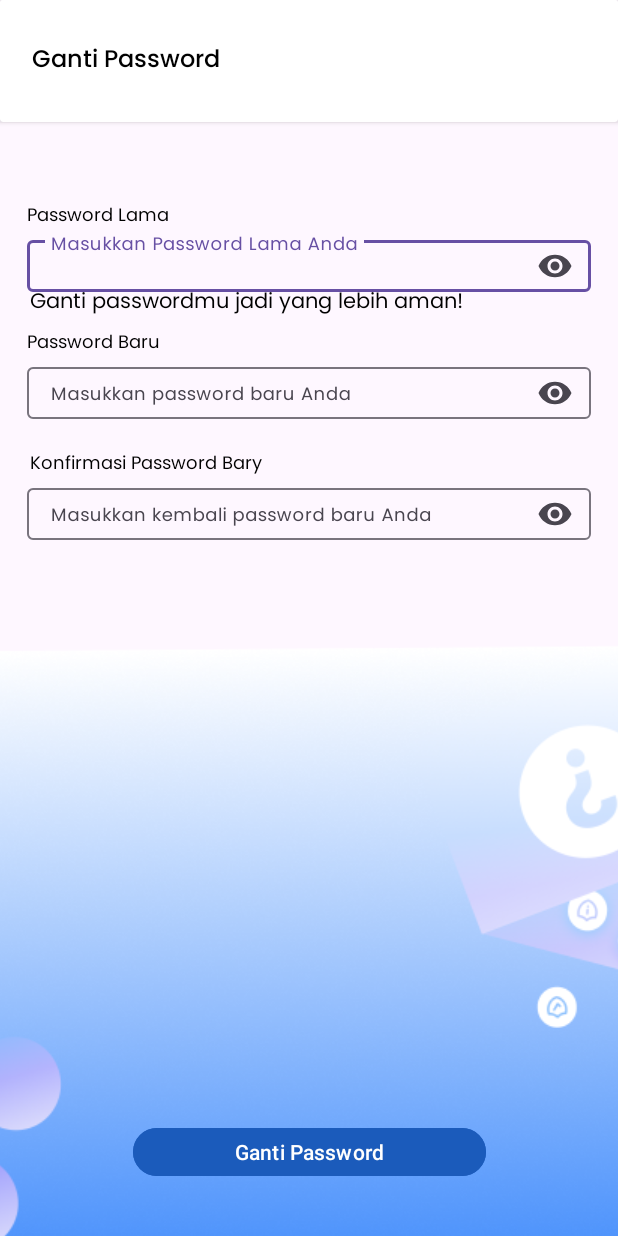
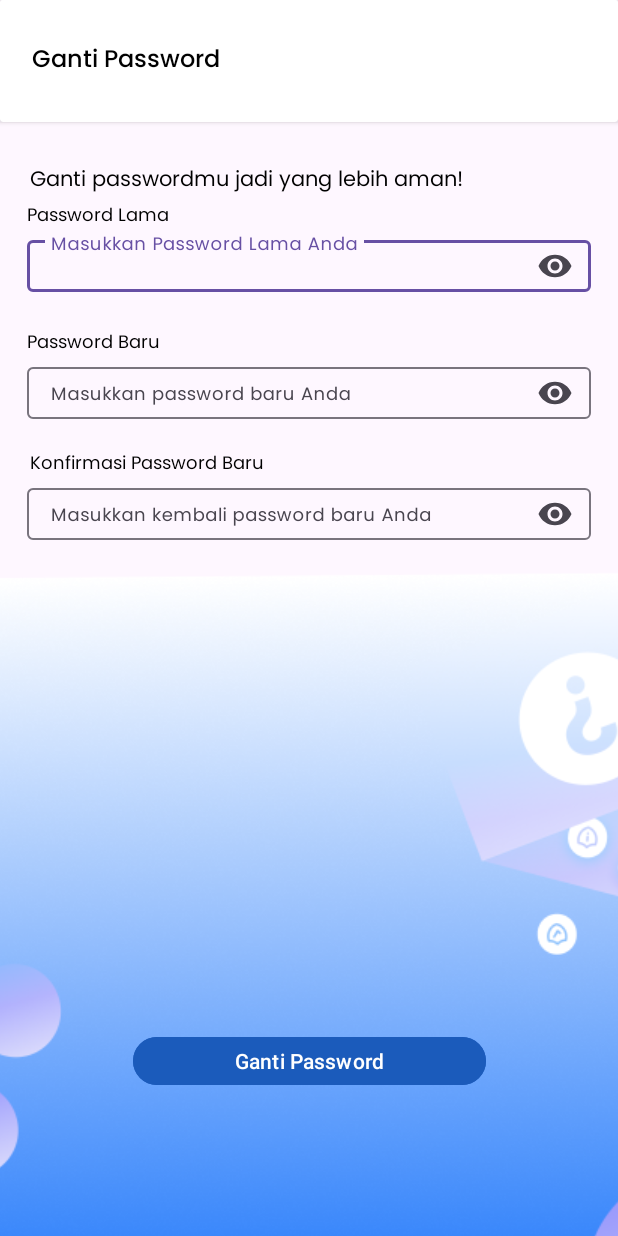
Before and after one commit to Bangkit-Team-C241-PS499/fraud-guard-mobile, an Android app: the ChangePasswordActivity screen opened directly, with no data from a screen before it, on a phone screen of 412 x 824 dp. Run offline under Robolectric (Android 15) with nearby library versions, the phone set to English and light mode, and no system bars.

Commit message:
fix: fix xml error on profile page, register page, change password, and edit profile || fix error on main activity because of action bar

```diff
--- a/app/src/main/AndroidManifest.xml
+++ b/app/src/main/AndroidManifest.xml
@@ -34,9 +34,6 @@
             android:name=".ui.login.LoginActivity"
             android:exported="false" />
         <activity
-            android:name=".ui.welcome.WelcomeActivty"
-            android:exported="false" />
-        <activity
             android:name=".ui.splashScreen.SplashActivity"
             android:exported="false"
             android:theme="@style/Theme.Fraudguard" />
--- a/app/src/main/res/layout/activity_change_password.xml
+++ b/app/src/main/res/layout/activity_change_password.xml
@@ -48,7 +48,7 @@
         android:layout_width="wrap_content"
         android:layout_height="wrap_content"
         android:orientation="horizontal"
-        app:layout_constraintGuide_end="394dp" />
+        app:layout_constraintGuide_percent="0.4623803" />
 
     <TextView
         android:id="@+id/welcomeTitle"
@@ -71,7 +71,7 @@
         android:layout_width="wrap_content"
         android:layout_height="wrap_content"
         android:orientation="horizontal"
-        app:layout_constraintGuide_end="646dp" />
+        app:layout_constraintGuide_percent="0.11764706" />
 
     <com.google.android.material.textfield.TextInputLayout
         android:id="@+id/name_input_layout"
@@ -141,7 +141,7 @@
         android:layout_marginTop="20dp"
         style="@style/DescriptionBlack12"
 
-        android:text="Konfirmasi Password Bary"
+        android:text="Konfirmasi Password Baru"
         app:layout_constraintStart_toStartOf="parent"
         app:layout_constraintTop_toBottomOf="@+id/password_baru_input_layout" />
     <com.google.android.material.textfield.TextInputLayout
@@ -178,7 +178,7 @@
         android:layout_width="wrap_content"
         android:layout_height="wrap_content"
         android:orientation="horizontal"
-        app:layout_constraintGuide_end="128dp" />
+        app:layout_constraintGuide_percent="0.8248974" />
 
     <Button
         android:id="@+id/login_button"
@@ -190,7 +190,7 @@
         app:layout_constraintBottom_toBottomOf="parent"
         app:layout_constraintEnd_toEndOf="parent"
         app:layout_constraintStart_toStartOf="parent"
-        app:layout_constraintTop_toBottomOf="+id/button_guideline"
+        app:layout_constraintTop_toBottomOf="@+id/button_guideline"
         app:layout_constraintVertical_bias="0.105" />
 
 
--- a/app/src/main/res/layout/activity_detail_profile.xml
+++ b/app/src/main/res/layout/activity_detail_profile.xml
@@ -51,7 +51,6 @@
         android:orientation="horizontal"
         app:layout_constraintGuide_percent="0.48" />
 
-    <?xml version="1.0" encoding="utf-8"?>
     <LinearLayout xmlns:android="http://schemas.android.com/apk/res/android"
         android:id="@+id/profile_detail_card"
         android:layout_width="match_parent"
@@ -161,7 +160,6 @@
             android:text="Informasi Akun"
             android:textColor="#000000"
             android:textStyle="bold" />
-        <?xml version="1.0" encoding="utf-8"?>
         <TableLayout xmlns:android="http://schemas.android.com/apk/res/android"
             android:layout_width="match_parent"
             android:layout_height="match_parent">
@@ -205,7 +203,6 @@
 
     </LinearLayout>
 
-    <?xml version="1.0" encoding="utf-8"?>
     <RelativeLayout xmlns:android="http://schemas.android.com/apk/res/android"
         android:layout_width="match_parent"
         android:layout_height="wrap_content"
--- a/app/src/main/res/layout/activity_edit_profile.xml
+++ b/app/src/main/res/layout/activity_edit_profile.xml
@@ -1,4 +1,4 @@
-    <?xml version="1.0" encoding="utf-8"?>
+<?xml version="1.0" encoding="utf-8"?>
 <androidx.constraintlayout.widget.ConstraintLayout xmlns:android="http://schemas.android.com/apk/res/android"
     xmlns:app="http://schemas.android.com/apk/res-auto"
     xmlns:tools="http://schemas.android.com/tools"
@@ -146,7 +146,6 @@
         app:layout_constraintTop_toBottomOf="@+id/email_input_layout" />
 
 
-    <?xml version="1.0" encoding="utf-8"?>
     <RelativeLayout xmlns:android="http://schemas.android.com/apk/res/android"
         android:layout_width="match_parent"
         android:layout_height="wrap_content"
@@ -218,7 +217,7 @@
         app:layout_constraintBottom_toBottomOf="parent"
         app:layout_constraintEnd_toEndOf="parent"
         app:layout_constraintStart_toStartOf="parent"
-        app:layout_constraintTop_toBottomOf="+id/button_guideline"
+        app:layout_constraintTop_toBottomOf="@+id/button_guideline"
         app:layout_constraintVertical_bias="0.105" />
 
 </androidx.constraintlayout.widget.ConstraintLayout>
--- a/app/src/main/res/layout/activity_login.xml
+++ b/app/src/main/res/layout/activity_login.xml
@@ -145,10 +145,11 @@
         android:layout_height="40dp"
         android:layout_marginBottom="36dp"
         android:text="Login"
+        android:backgroundTint="@color/secondary"
         app:layout_constraintBottom_toBottomOf="parent"
         app:layout_constraintEnd_toEndOf="parent"
         app:layout_constraintStart_toStartOf="parent"
-        app:layout_constraintTop_toBottomOf="+id/button_guideline"
+        app:layout_constraintTop_toBottomOf="@+id/button_guideline"
         app:layout_constraintVertical_bias="0.105" />
 
 
--- a/app/src/main/res/layout/activity_main.xml
+++ b/app/src/main/res/layout/activity_main.xml
@@ -4,7 +4,7 @@
     android:id="@+id/container"
     android:layout_width="match_parent"
     android:layout_height="match_parent"
-    android:paddingTop="?attr/actionBarSize">
+    >
 
     <com.google.android.material.bottomnavigation.BottomNavigationView
         android:id="@+id/nav_view"
--- a/app/src/main/res/layout/activity_profile_page.xml
+++ b/app/src/main/res/layout/activity_profile_page.xml
@@ -128,7 +128,6 @@
         tools:layout_editor_absoluteX="15dp"
         tools:layout_editor_absoluteY="238dp" />
 
-    <?xml version="1.0" encoding="utf-8"?>
     <RelativeLayout xmlns:android="http://schemas.android.com/apk/res/android"
         android:id="@+id/rl_list_riwayat_deteksi"
         android:layout_width="match_parent"
@@ -318,7 +317,7 @@
             android:layout_marginStart="16dp"
             android:text="Logout"
             style="@style/DescriptionBlack14"
-            android:textColor="@android:color/red"
+            android:textColor="@color/red"
             />
 
     </RelativeLayout>
--- a/app/src/main/res/layout/activity_register.xml
+++ b/app/src/main/res/layout/activity_register.xml
@@ -217,7 +217,7 @@
         app:layout_constraintBottom_toBottomOf="parent"
         app:layout_constraintEnd_toEndOf="parent"
         app:layout_constraintStart_toStartOf="parent"
-        app:layout_constraintTop_toBottomOf="+id/button_guideline"
+        app:layout_constraintTop_toBottomOf="@+id/button_guideline"
         app:layout_constraintVertical_bias="0.105" />
 
 
--- a/app/src/main/res/values-night/themes.xml
+++ b/app/src/main/res/values-night/themes.xml
@@ -1,6 +1,6 @@
 <resources xmlns:tools="http://schemas.android.com/tools">
     <!-- Base application theme. -->
-    <style name="Theme.Fraudguard" parent="Theme.MaterialComponents.DayNight.DarkActionBar">
+    <style name="Theme.Fraudguard" parent="Theme.MaterialComponents.DayNight.NoActionBar">
         <!-- Primary brand color. -->
         <item name="colorPrimary">@color/purple_200</item>
         <item name="colorPrimaryVariant">@color/purple_700</item>
--- a/app/src/main/res/values/themes.xml
+++ b/app/src/main/res/values/themes.xml
@@ -1,6 +1,6 @@
 <resources xmlns:tools="http://schemas.android.com/tools">
     <!-- Base application theme. -->
-    <style name="Theme.Fraudguard" parent="Theme.MaterialComponents.DayNight.DarkActionBar">
+    <style name="Theme.Fraudguard" parent="Theme.MaterialComponents.DayNight.NoActionBar">
         <!-- Primary brand color. -->
         <item name="colorPrimary">@color/purple_500</item>
         <item name="colorPrimaryVariant">@color/purple_700</item>
```
Also changed, not shown: app/src/main/java/com/bangkit/fraudguard/MainActivity.kt (+6 -3 lines).
